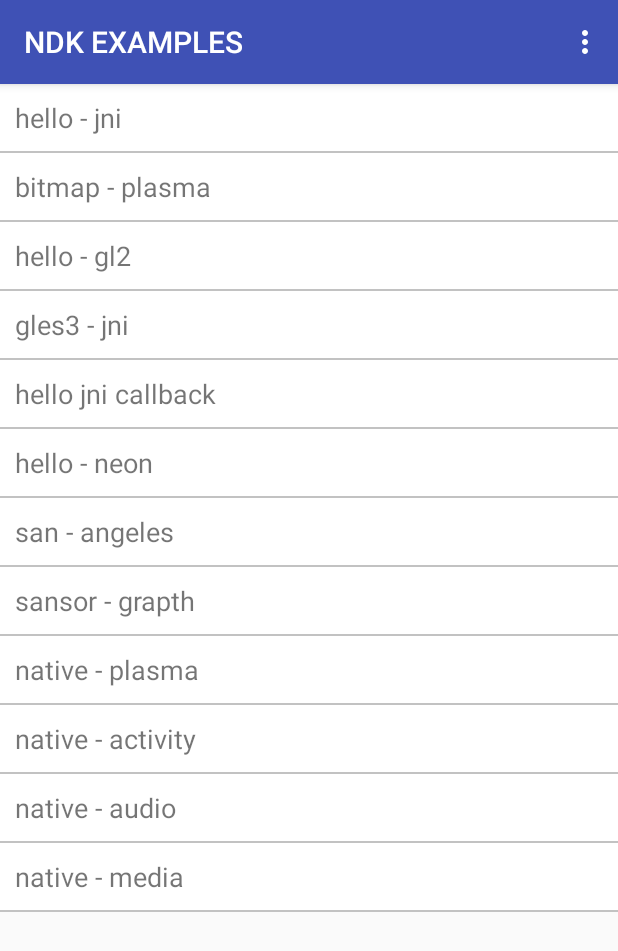
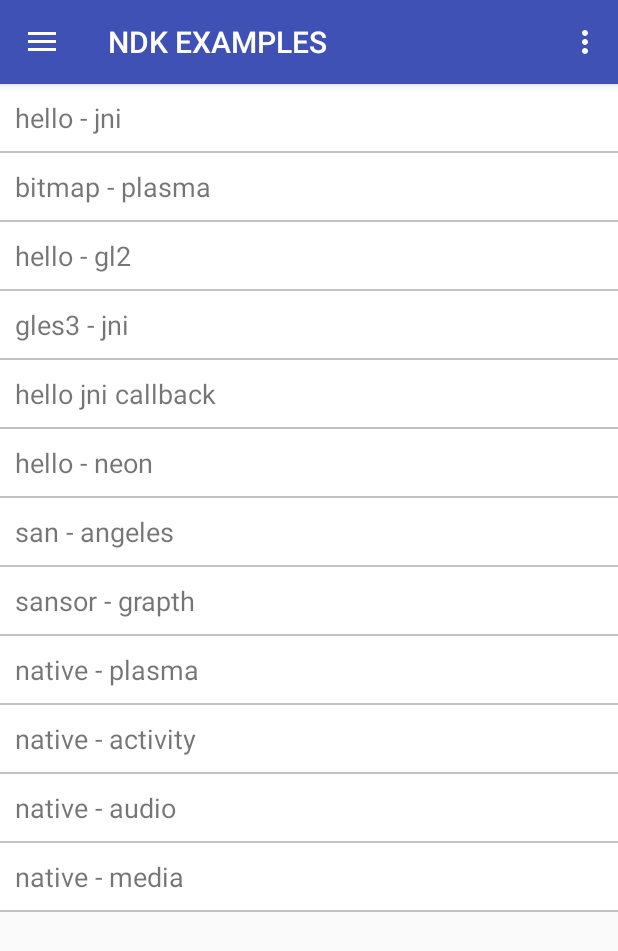
Before and after one commit to duongnx10m/ndk-examples, an Android app: the screen it shows after launch (MainActivity), on a phone screen of 412 x 824 dp. Shown: the top 951 px of the screen. Run offline under Robolectric (Android 15) with nearby library versions, the phone set to English and light mode, and no system bars.

Commit message:
add drawer menu layout

```diff
--- a/app/build.gradle
+++ b/app/build.gradle
@@ -33,7 +33,9 @@ dependencies {
         exclude group: 'com.android.support', module: 'support-annotations'
     })
     compile "$supportName:appcompat-v7:$supportVersion",
-            "$supportName:recyclerview-v7:$supportVersion"
+            "$supportName:recyclerview-v7:$supportVersion",
+            "$supportName:design:$supportVersion"
+
     testCompile 'junit:junit:4.12'
     compile 'com.android.support.constraint:constraint-layout:1.0.0-alpha7'
 
--- a/app/src/main/AndroidManifest.xml
+++ b/app/src/main/AndroidManifest.xml
@@ -16,7 +16,9 @@
         android:label="@string/app_name"
         android:supportsRtl="true"
         android:theme="@style/AppTheme">
-        <activity android:name=".activities.MainActivity">
+        <activity
+            android:name=".activities.MainActivity"
+            android:theme="@style/AppTheme.NoActionBar">
             <intent-filter>
                 <action android:name="android.intent.action.MAIN" />
 
--- a/app/src/main/java/com/duongnx/ndk/examples/activities/MainActivity.java
+++ b/app/src/main/java/com/duongnx/ndk/examples/activities/MainActivity.java
@@ -3,102 +3,61 @@ package com.duongnx.ndk.examples.activities;
 import android.app.NativeActivity;
 import android.content.Intent;
 import android.os.Bundle;
+import android.support.annotation.NonNull;
+import android.support.design.widget.NavigationView;
+import android.support.v4.app.FragmentManager;
+import android.support.v4.app.FragmentTransaction;
+import android.support.v4.widget.DrawerLayout;
+import android.support.v7.app.ActionBarDrawerToggle;
 import android.support.v7.app.AppCompatActivity;
 import android.support.v7.widget.LinearLayoutManager;
 import android.support.v7.widget.RecyclerView;
+import android.support.v7.widget.Toolbar;
 import android.view.Menu;
 import android.view.MenuItem;
 
 import com.duongnx.ndk.examples.Defines;
 import com.duongnx.ndk.examples.R;
 import com.duongnx.ndk.examples.adapter.MainAdapter;
+import com.duongnx.ndk.examples.fragments.FrgNdkExample;
 import com.duongnx.ndk.examples.utils.Utils;
 
 /**
  * Created by duongnx on 11/4/16.
  */
 
-public class MainActivity extends AppCompatActivity implements MainAdapter.OnRecyclerItemClickListener {
+public class MainActivity extends AppCompatActivity implements NavigationView.OnNavigationItemSelectedListener {
 
     // Used to load the 'native-lib' library on application startup.
-
-    public static final String[] NDK_EXAMPLES = {Defines.HELLO_JNI,
-            Defines.BITMAP_PLASMA, Defines.HELLO_GL2,
-            Defines.GLES3_JNI, Defines.JNI_CALLBACK, Defines.HELLO_NEON,
-            Defines.SAN_ANGELES, Defines.SENSOR_GRAPH,
-            Defines.NATIVE_PLASMA, Defines.NATIVE_ACTIVITY,
-            Defines.NATIVE_AUDIO, Defines.NATIVE_MEDIA};
-
-    private RecyclerView recyclerView;
-    private MainAdapter mAdapter;
-
     @Override
     protected void onCreate(Bundle savedInstanceState) {
         super.onCreate(savedInstanceState);
-        setContentView(R.layout.activity_main);
+        setContentView(R.layout.activity_main2);
+        initViews();
         setTitle(R.string.title_name);
-        recyclerView = (RecyclerView) findViewById(R.id.recyclerView);
-        initListView();
-        if (mAdapter == null) {
-            mAdapter = new MainAdapter(this, NDK_EXAMPLES);
-            mAdapter.setOnRecyclerItemClickListener(this);
-        }
 
-        recyclerView.setAdapter(mAdapter);
-
+        FrgNdkExample frgNdkExample = new FrgNdkExample();
+        FragmentTransaction fragmentTransaction = getSupportFragmentManager().beginTransaction();
+        fragmentTransaction.replace(R.id.content, frgNdkExample);
+        fragmentTransaction.addToBackStack(frgNdkExample.getClass().getSimpleName());
+        fragmentTransaction.commitAllowingStateLoss();
     }
 
-    private void initListView() {
-        RecyclerView.LayoutManager layoutManager = new LinearLayoutManager(this);
-        recyclerView.setLayoutManager(layoutManager);
+    private void initViews() {
+        // set up toolbar
+        Toolbar toolbar = (Toolbar) findViewById(R.id.toolbar);
+        setSupportActionBar(toolbar);
+
+        // set up drawerlayout
+        DrawerLayout drawerLayout = (DrawerLayout) findViewById(R.id.drawer_layout);
+        ActionBarDrawerToggle actionBarDrawerToggle = new ActionBarDrawerToggle(this, drawerLayout, toolbar, 0, 0);
+        drawerLayout.setDrawerListener(actionBarDrawerToggle);
+        actionBarDrawerToggle.syncState();
+
+        NavigationView navigationView = (NavigationView) findViewById(R.id.nav_view);
+        navigationView.setNavigationItemSelectedListener(this);
     }
 
-    @Override
-    public void onRecyclerItemClick(int position) {
-        String name = mAdapter.getItem(position);
-        Intent intent = null;
-        switch (name) {
-            case Defines.HELLO_JNI:
-                intent = new Intent(this, HelloJniActivity.class);
-                break;
-            case Defines.BITMAP_PLASMA:
-                intent = new Intent(this, PlasmaActivity.class);
-                break;
-            case Defines.HELLO_GL2:
-                intent = new Intent(this, GL2JNIActivity.class);
-                break;
-            case Defines.GLES3_JNI:
-                intent = new Intent(this, GLES3JNIActivity.class);
-                break;
-            case Defines.JNI_CALLBACK:
-                intent = new Intent(this, JniCallbackActivity.class);
-                break;
-            case Defines.HELLO_NEON:
-                intent = new Intent(this, HelloNeonActivity.class);
-                break;
-            case Defines.SAN_ANGELES:
-                intent = new Intent(this, SanAngelActivity.class);
-                break;
-            case Defines.SENSOR_GRAPH:
-                intent = new Intent(this, AccelerometerGraphActivity.class);
-                break;
-            case Defines.NATIVE_PLASMA:
-                intent = new Intent(this, NativePlasmaActivity.class);
-                break;
-            case Defines.NATIVE_ACTIVITY:
-                intent = new Intent(this, com.duongnx.ndk.examples.activities.NativeActivity.class);
-                break;
-            case Defines.NATIVE_AUDIO:
-                intent = new Intent(this, NativeAudioActivity.class);
-                break;
-            case Defines.NATIVE_MEDIA:
-                intent = new Intent(this, NativeMediaActivity.class);
-                break;
-        }
-        if (intent != null) {
-            startActivity(intent);
-        }
-    }
 
     @Override
     public boolean onCreateOptionsMenu(Menu menu) {
@@ -123,4 +82,9 @@ public class MainActivity extends AppCompatActivity implements MainAdapter.OnRec
         }
         return true;
     }
+
+    @Override
+    public boolean onNavigationItemSelected(@NonNull MenuItem item) {
+        return true;
+    }
 }
--- /dev/null
+++ b/app/src/main/java/com/duongnx/ndk/examples/fragments/FrgBase.java
@@ -0,0 +1,23 @@
+package com.duongnx.ndk.examples.fragments;
+
+import android.os.Bundle;
+import android.support.annotation.Nullable;
+import android.support.v4.app.Fragment;
+import android.view.View;
+
+import com.duongnx.ndk.examples.activities.MainActivity;
+
+/**
+ * Created by duongnx on 11/12/16.
+ */
+
+public class FrgBase extends Fragment {
+    protected View mRootView;
+    protected MainActivity mActivity;
+
+    @Override
+    public void onCreate(@Nullable Bundle savedInstanceState) {
+        super.onCreate(savedInstanceState);
+        mActivity = (MainActivity) getActivity();
+    }
+}
--- /dev/null
+++ b/app/src/main/java/com/duongnx/ndk/examples/fragments/FrgNdkExample.java
@@ -0,0 +1,117 @@
+package com.duongnx.ndk.examples.fragments;
+
+import android.content.Intent;
+import android.os.Bundle;
+import android.support.annotation.Nullable;
+import android.support.v7.widget.LinearLayoutManager;
+import android.support.v7.widget.RecyclerView;
+import android.util.Log;
+import android.view.LayoutInflater;
+import android.view.View;
+import android.view.ViewGroup;
+
+import com.duongnx.ndk.examples.Defines;
+import com.duongnx.ndk.examples.R;
+import com.duongnx.ndk.examples.activities.AccelerometerGraphActivity;
+import com.duongnx.ndk.examples.activities.GL2JNIActivity;
+import com.duongnx.ndk.examples.activities.GLES3JNIActivity;
+import com.duongnx.ndk.examples.activities.HelloJniActivity;
+import com.duongnx.ndk.examples.activities.HelloNeonActivity;
+import com.duongnx.ndk.examples.activities.JniCallbackActivity;
+import com.duongnx.ndk.examples.activities.NativeAudioActivity;
+import com.duongnx.ndk.examples.activities.NativeMediaActivity;
+import com.duongnx.ndk.examples.activities.NativePlasmaActivity;
+import com.duongnx.ndk.examples.activities.PlasmaActivity;
+import com.duongnx.ndk.examples.activities.SanAngelActivity;
+import com.duongnx.ndk.examples.adapter.MainAdapter;
+
+/**
+ * Created by duongnx on 11/12/16.
+ */
+
+public class FrgNdkExample extends FrgBase implements MainAdapter.OnRecyclerItemClickListener {
+
+    private RecyclerView recyclerView;
+    private MainAdapter mAdapter;
+
+    public static final String[] NDK_EXAMPLES = {
+            Defines.HELLO_JNI, Defines.BITMAP_PLASMA, Defines.HELLO_GL2,
+            Defines.GLES3_JNI, Defines.JNI_CALLBACK, Defines.HELLO_NEON,
+            Defines.SAN_ANGELES, Defines.SENSOR_GRAPH,
+            Defines.NATIVE_PLASMA, Defines.NATIVE_ACTIVITY,
+            Defines.NATIVE_AUDIO, Defines.NATIVE_MEDIA
+    };
+
+    @Nullable
+    @Override
+    public View onCreateView(LayoutInflater inflater, @Nullable ViewGroup container, @Nullable Bundle savedInstanceState) {
+        mRootView = inflater.inflate(R.layout.frg_ndk_example, container, false);
+        return mRootView;
+    }
+
+    @Override
+    public void onActivityCreated(@Nullable Bundle savedInstanceState) {
+        super.onActivityCreated(savedInstanceState);
+        Log.d("duongnx", "onActivityCreated======>" + this.getClass().getSimpleName());
+        recyclerView = (RecyclerView) mRootView.findViewById(R.id.recyclerView);
+        initListView();
+        if (mAdapter == null) {
+            mAdapter = new MainAdapter(mActivity, NDK_EXAMPLES);
+            mAdapter.setOnRecyclerItemClickListener(this);
+        }
+
+        recyclerView.setAdapter(mAdapter);
+    }
+
+    private void initListView() {
+        RecyclerView.LayoutManager layoutManager = new LinearLayoutManager(mActivity);
+        recyclerView.setLayoutManager(layoutManager);
+    }
+
+    @Override
+    public void onRecyclerItemClick(int position) {
+        String name = mAdapter.getItem(position);
+        Intent intent = null;
+        switch (name) {
+            case Defines.HELLO_JNI:
+                intent = new Intent(mActivity, HelloJniActivity.class);
+                break;
+            case Defines.BITMAP_PLASMA:
+                intent = new Intent(mActivity, PlasmaActivity.class);
+                break;
+            case Defines.HELLO_GL2:
+                intent = new Intent(mActivity, GL2JNIActivity.class);
+                break;
+            case Defines.GLES3_JNI:
+                intent = new Intent(mActivity, GLES3JNIActivity.class);
+                break;
+            case Defines.JNI_CALLBACK:
+                intent = new Intent(mActivity, JniCallbackActivity.class);
+                break;
+            case Defines.HELLO_NEON:
+                intent = new Intent(mActivity, HelloNeonActivity.class);
+                break;
+            case Defines.SAN_ANGELES:
+                intent = new Intent(mActivity, SanAngelActivity.class);
+                break;
+            case Defines.SENSOR_GRAPH:
+                intent = new Intent(mActivity, AccelerometerGraphActivity.class);
+                break;
+            case Defines.NATIVE_PLASMA:
+                intent = new Intent(mActivity, NativePlasmaActivity.class);
+                break;
+            case Defines.NATIVE_ACTIVITY:
+                intent = new Intent(mActivity, com.duongnx.ndk.examples.activities.NativeActivity.class);
+                break;
+            case Defines.NATIVE_AUDIO:
+                intent = new Intent(mActivity, NativeAudioActivity.class);
+                break;
+            case Defines.NATIVE_MEDIA:
+                intent = new Intent(mActivity, NativeMediaActivity.class);
+                break;
+        }
+        if (intent != null) {
+            startActivity(intent);
+        }
+    }
+}
--- /dev/null
+++ b/app/src/main/res/layout/activity_main2.xml
@@ -0,0 +1,22 @@
+<?xml version="1.0" encoding="utf-8"?>
+<android.support.v4.widget.DrawerLayout xmlns:android="http://schemas.android.com/apk/res/android"
+    xmlns:app="http://schemas.android.com/apk/res-auto"
+    xmlns:tools="http://schemas.android.com/tools"
+    android:id="@+id/drawer_layout"
+    android:layout_width="match_parent"
+    android:layout_height="match_parent"
+    tools:openDrawer="start">
+
+    <include
+        layout="@layout/app_bar_main"
+        android:layout_width="match_parent"
+        android:layout_height="match_parent" />
+
+    <android.support.design.widget.NavigationView
+        android:id="@+id/nav_view"
+        android:layout_width="match_parent"
+        android:layout_height="match_parent"
+        android:layout_gravity="start"
+        app:headerLayout="@layout/nav_header_main"
+        app:menu="@menu/nav_main_drawer" />
+</android.support.v4.widget.DrawerLayout>
--- /dev/null
+++ b/app/src/main/res/layout/app_bar_main.xml
@@ -0,0 +1,33 @@
+<?xml version="1.0" encoding="utf-8"?>
+<android.support.design.widget.CoordinatorLayout xmlns:android="http://schemas.android.com/apk/res/android"
+    xmlns:app="http://schemas.android.com/apk/res-auto"
+    android:layout_width="match_parent"
+    android:layout_height="match_parent">
+
+    <RelativeLayout
+        android:layout_width="match_parent"
+        android:layout_height="match_parent">
+
+        <android.support.design.widget.AppBarLayout
+            android:id="@+id/appBar"
+            android:layout_width="match_parent"
+            android:layout_height="wrap_content"
+            android:theme="@style/AppTheme.AppBarOverlay">
+
+            <android.support.v7.widget.Toolbar
+                android:id="@+id/toolbar"
+                android:layout_width="match_parent"
+                android:layout_height="?attr/actionBarSize"
+                android:background="?attr/colorPrimary"
+                app:popupTheme="@style/AppTheme.PopupOverlay" />
+
+        </android.support.design.widget.AppBarLayout>
+
+        <FrameLayout
+            android:id="@+id/content"
+            android:layout_width="match_parent"
+            android:layout_height="match_parent"
+            android:layout_below="@+id/appBar"></FrameLayout>
+    </RelativeLayout>
+
+</android.support.design.widget.CoordinatorLayout>
--- /dev/null
+++ b/app/src/main/res/layout/frg_ndk_example.xml
@@ -0,0 +1,5 @@
+<?xml version="1.0" encoding="utf-8"?>
+<android.support.v7.widget.RecyclerView xmlns:android="http://schemas.android.com/apk/res/android"
+    android:id="@+id/recyclerView"
+    android:layout_width="match_parent"
+    android:layout_height="match_parent" />
--- /dev/null
+++ b/app/src/main/res/menu/nav_main_drawer.xml
@@ -0,0 +1,23 @@
+<?xml version="1.0" encoding="utf-8"?>
+<menu xmlns:android="http://schemas.android.com/apk/res/android"
+    xmlns:app="http://schemas.android.com/apk/res-auto">
+    <group android:checkableBehavior="single">
+        <item
+            android:id="@+id/nav_ndk_ex"
+            android:checked="true"
+            android:icon="@drawable/ic_source"
+            android:title="Ndk Examples"></item>
+
+        <item
+            android:id="@+id/nav_teapot"
+            android:icon="@drawable/ic_source"
+            android:title="Tea Pot"></item>
+
+        <item
+            android:id="@+id/nav_game"
+            android:icon="@drawable/ic_source"
+            android:title="Mini Games"></item>
+
+
+    </group>
+</menu>
--- a/app/src/main/res/values/styles.xml
+++ b/app/src/main/res/values/styles.xml
@@ -8,4 +8,12 @@
         <item name="colorAccent">@color/colorAccent</item>
     </style>
 
+    <style name="AppTheme.NoActionBar">
+        <item name="windowActionBar">false</item>
+        <item name="windowNoTitle">true</item>
+    </style>
+
+    <style name="AppTheme.AppBarOverlay" parent="ThemeOverlay.AppCompat.Dark.ActionBar" />
+
+    <style name="AppTheme.PopupOverlay" parent="ThemeOverlay.AppCompat.Light" />
 </resources>
```
Also changed, not shown: app/src/main/res/drawable/side_nav_bar.xml (added, +9 -0 lines), app/src/main/res/layout/nav_header_main.xml (added, +23 -0 lines), app/src/main/res/values/colors.xml (+5 -2 lines).
